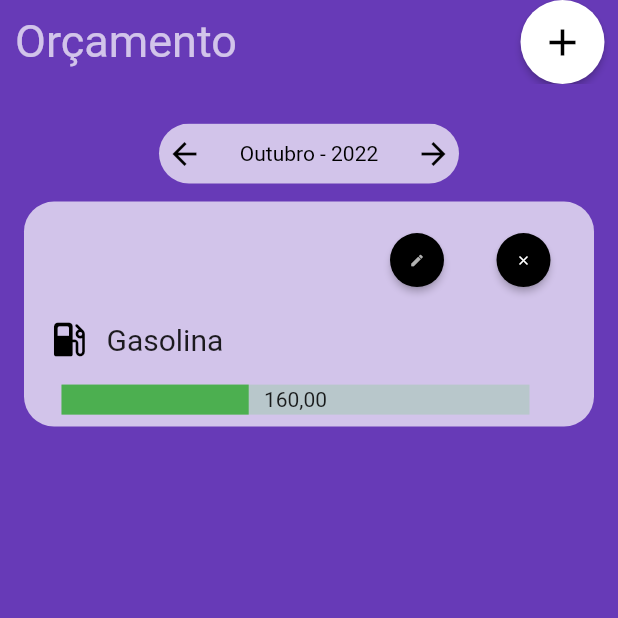
After one commit to ICEI-PUC-Minas-PPLES-TI/plf-es-2022-2-ti5-5104100-financas-pessoais, a Flutter app: the MetasPage screen opened directly, on a phone screen of 412 x 824 dp, the top half of it. The commit adds this screen. Run offline on Flutter 3.47's test engine with Material 2 defaults, Android fonts, the phone set to English and light mode, and no system bars; drawn by our look-alikes of percent_indicator; our stand-ins replace shared_preferences; missing offline and left inert: curved_nav_bar; accounts and stored records are empty; Roboto replaces fonts that are missing (Poppins).

Commit message:
meta page

```diff
--- a/codigo/mobile/we_budget/lib/pages/main_page.dart
+++ b/codigo/mobile/we_budget/lib/pages/main_page.dart
@@ -4,6 +4,7 @@ import 'package:curved_nav_bar/flutter_curved_bottom_nav_bar.dart';
 import 'package:flutter/material.dart';
 import 'package:we_budget/pages/first_page.dart';
 import 'package:we_budget/pages/lista_transacoes.dart';
+import 'package:we_budget/pages/metas_page.dart';
 import 'package:we_budget/pages/registrar_transacao_page.dart';
 //import 'package:we_budget/pages/registrar_valores.dart';
 
@@ -109,7 +110,7 @@ class _MainPageState extends State<MainPage> {
           ),
           SizedBox(
             height: MediaQuery.of(context).size.height,
-            child: const ListaTransacoes(),
+            child: const MetasPage(),
           ),
         ],
         actionBarView: SizedBox(
--- /dev/null
+++ b/codigo/mobile/we_budget/lib/pages/metas_page.dart
@@ -0,0 +1,286 @@
+
+import 'package:flutter/material.dart';
+import 'package:percent_indicator/percent_indicator.dart';
+
+class MetasPage extends StatefulWidget {
+  const MetasPage({super.key});
+
+
+  @override
+  State<MetasPage> createState() => _MetasPage();
+}
+
+class _MetasPage extends State<MetasPage> {
+
+
+  @override
+  Widget build(BuildContext context) {
+    return Scaffold(
+      appBar: PreferredSize(
+        preferredSize:
+        Size.fromHeight(MediaQuery.of(context).size.height * 0.1),
+        child: AppBar(
+          backgroundColor: Colors.deepPurple,
+          automaticallyImplyLeading: false,
+          flexibleSpace: const Padding(
+            padding: EdgeInsetsDirectional.fromSTEB(10, 10, 10, 10),
+            child: Text(
+              'Orçamento',
+              style: TextStyle(
+                fontFamily: 'Poppins',
+                color: Colors.white70,
+                fontSize: 30,
+              ),
+            ),
+          ),
+          actions: [
+            Padding(
+              padding: const EdgeInsetsDirectional.fromSTEB(0, 0, 5, 0),
+              child: ElevatedButton(
+                style: ButtonStyle(
+                  shape: MaterialStateProperty.all(CircleBorder()),
+                  backgroundColor: MaterialStateProperty.all(Colors.white),
+                ),
+                child: const Icon(
+                  Icons.add,
+                  color: Colors.black,
+                  size: 30,
+                ),
+                onPressed: () {
+                  print('IconButton pressed ...');
+                },
+              ),
+            ),
+          ],
+          elevation: 0,
+        ),
+      ),
+      backgroundColor: Colors.deepPurple,
+      body: SafeArea(
+        child: GestureDetector(
+          onTap: () => FocusScope.of(context).unfocus(),
+          child: ListView(
+            padding: EdgeInsets.zero,
+            scrollDirection: Axis.vertical,
+            children: [
+              Row(
+                mainAxisSize: MainAxisSize.max,
+                mainAxisAlignment: MainAxisAlignment.center,
+                children: [
+                  Container(
+                    width: 200,
+                    height: 40,
+                    decoration: BoxDecoration(
+                      color: Colors.white70,
+                      borderRadius: BorderRadius.circular(20),
+                    ),
+                    child: Row(
+                      mainAxisSize: MainAxisSize.max,
+                      mainAxisAlignment: MainAxisAlignment.spaceBetween,
+                      children: const [
+                        Padding(
+                          padding: EdgeInsetsDirectional.fromSTEB(5, 5, 5, 5),
+                          child: Icon(
+                            Icons.arrow_back,
+                            color: Colors.black,
+                            size: 24,
+                          ),
+                        ),
+                        Text(
+                          'Outubro - 2022',
+                          style: TextStyle(
+                            color: Colors.black,
+                            fontSize: 14,
+                            fontFamily: 'Poppins',
+                          ),
+                        ),
+                        Padding(
+                          padding: EdgeInsetsDirectional.fromSTEB(5, 5, 5, 5),
+                          child: Icon(
+                            Icons.arrow_forward,
+                            color: Colors.black,
+                            size: 24,
+                          ),
+                        ),
+                      ],
+                    ),
+                  ),
+                ],
+              ),
+              ListView(
+                padding: EdgeInsets.zero,
+                shrinkWrap: true,
+                scrollDirection: Axis.vertical,
+                children: [
+                  Padding(
+                    padding: const EdgeInsetsDirectional.fromSTEB(
+                        16, 12, 16, 12),
+                    child: Container(
+                      width: 100,
+                      height: 150,
+                      decoration: BoxDecoration(
+                        color: Colors.white70,
+                        borderRadius: BorderRadius.circular(20),
+                        shape: BoxShape.rectangle,
+                      ),
+                      child: Padding(
+                        padding: const EdgeInsetsDirectional.fromSTEB(
+                            10, 10, 10, 10),
+                        child: Column(
+                          mainAxisSize: MainAxisSize.max,
+                          children: [
+                            Padding(
+                              padding:
+                              const EdgeInsetsDirectional.fromSTEB(0, 0, 0, 4),
+                              child: Row(
+                                mainAxisSize: MainAxisSize.max,
+                                mainAxisAlignment: MainAxisAlignment.end,
+                                children: [
+                                  Padding(
+                                    padding: const EdgeInsetsDirectional
+                                        .fromSTEB(
+                                        2, 2, 2, 2),
+                                    child: ElevatedButton(
+                                      style: ButtonStyle(
+                                        shape: MaterialStateProperty.all(
+                                            CircleBorder()),
+                                        backgroundColor: MaterialStateProperty
+                                            .all(Colors.black),
+                                      ),
+                                      child: const Icon(
+                                        Icons.edit_rounded,
+                                        color: Colors.white70,
+                                        size: 10,
+                                      ),
+                                      onPressed: () {
+                                        print('EditButton pressed ...');
+                                      },
+                                    ),
+                                  ),
+                                  Align(
+                                    alignment: const AlignmentDirectional(0, 0),
+                                    child: Padding(
+                                      padding: const EdgeInsetsDirectional
+                                          .fromSTEB(
+                                          5, 5, 5, 5),
+                                      child: ElevatedButton(
+                                        style: ButtonStyle(
+                                          shape: MaterialStateProperty.all(
+                                              CircleBorder()),
+                                          backgroundColor: MaterialStateProperty
+                                              .all(Colors.black),
+                                        ),
+                                        child: const Icon(
+                                          Icons.close_rounded,
+                                          color: Colors.white,
+                                          size: 10,
+                                        ),
+                                        onPressed: () {
+                                          print('DeleteButton pressed ...');
+                                        },
+                                      ),
+                                    ),
+                                  ),
+
+                                ],
+                              ),
+                            ),
+                            Row(
+                              mainAxisSize: MainAxisSize.max,
+                              // mainAxisAlignment: MainAxisAlignment.spaceBetween,
+                              children: const [
+                                Padding(
+                                  padding: EdgeInsetsDirectional.fromSTEB(
+                                      5, 5, 5, 5),
+                                  child: Icon(
+                                    Icons.local_gas_station_rounded,
+                                    color: Colors.black,
+                                    size: 30,
+                                  ),
+                                ),
+                                Padding(
+                                  padding: EdgeInsetsDirectional.fromSTEB(
+                                      5, 0, 5, 0),
+                                  child: Text(
+                                      'Gasolina',
+                                      style: TextStyle(
+                                        fontFamily: 'Poppins',
+                                        fontSize: 20,
+                                      )
+                                  ),
+                                ),
+                                // Expanded(
+                                //   child: Align(
+                                //     alignment:  AlignmentDirectional(0.05, 0),
+                                //     child: Column(
+                                //       mainAxisSize: MainAxisSize.max,
+                                //       mainAxisAlignment:
+                                //       MainAxisAlignment.spaceBetween,
+                                //       crossAxisAlignment:
+                                //       CrossAxisAlignment.center,
+                                //       children: [
+                                //           Row(
+                                //           mainAxisSize: MainAxisSize.max,
+                                //           mainAxisAlignment: MainAxisAlignment.end,
+                                //           children: [
+                                //              Text(
+                                //               'Meta do Mês',
+                                //               textAlign: TextAlign.justify,
+                                //               style: TextStyle(
+                                //                 color: Colors.black,
+                                //               ),
+                                //             ),
+                                //           ],
+                                //         ),
+                                //         Row(
+                                //           mainAxisSize: MainAxisSize.max,
+                                //           mainAxisAlignment:
+                                //           MainAxisAlignment.end,
+                                //           children: [
+                                //              Text(
+                                //               'R\$400,00',
+                                //               style: TextStyle(
+                                //                   color: Colors.black
+                                //               ),
+                                //             ),
+                                //           ],
+                                //         ),
+                                //       ],
+                                //     ),
+                                //   ),
+                                // )
+                              ],
+                            ),
+                            Row(
+                              mainAxisSize: MainAxisSize.max,
+                              children: [
+                                Padding(
+                                    padding: const EdgeInsetsDirectional.fromSTEB(
+                                        5, 10, 5, 5),
+                                    child: LinearPercentIndicator(
+                                      width: MediaQuery.of(context).size.width - 80,
+                                      animation: true,
+                                      lineHeight: 20.0,
+                                      animationDuration: 2500,
+                                      percent: 0.4,
+                                      center: Text("160,00"),
+                                      progressColor: Colors.green,
+                                    )
+                                ),
+                              ],
+                            ),
+                          ],
+                        ),
+                      ),
+
+                    ),
+                  ),
+                ],
+              ),
+            ],
+          ),
+        ),
+      ),
+    );
+  }
+}
--- a/codigo/mobile/we_budget/pubspec.yaml
+++ b/codigo/mobile/we_budget/pubspec.yaml
@@ -34,6 +34,7 @@ dependencies:
   shared_preferences: ^2.0.15
   curved_nav_bar: ^0.0.2
   intl: ^0.17.0
+  percent_indicator: ^4.0.1
 
 
   # The following adds the Cupertino Icons font to your application.
```
Also changed, not shown: codigo/mobile/we_budget/pubspec.lock, 1 other file.
